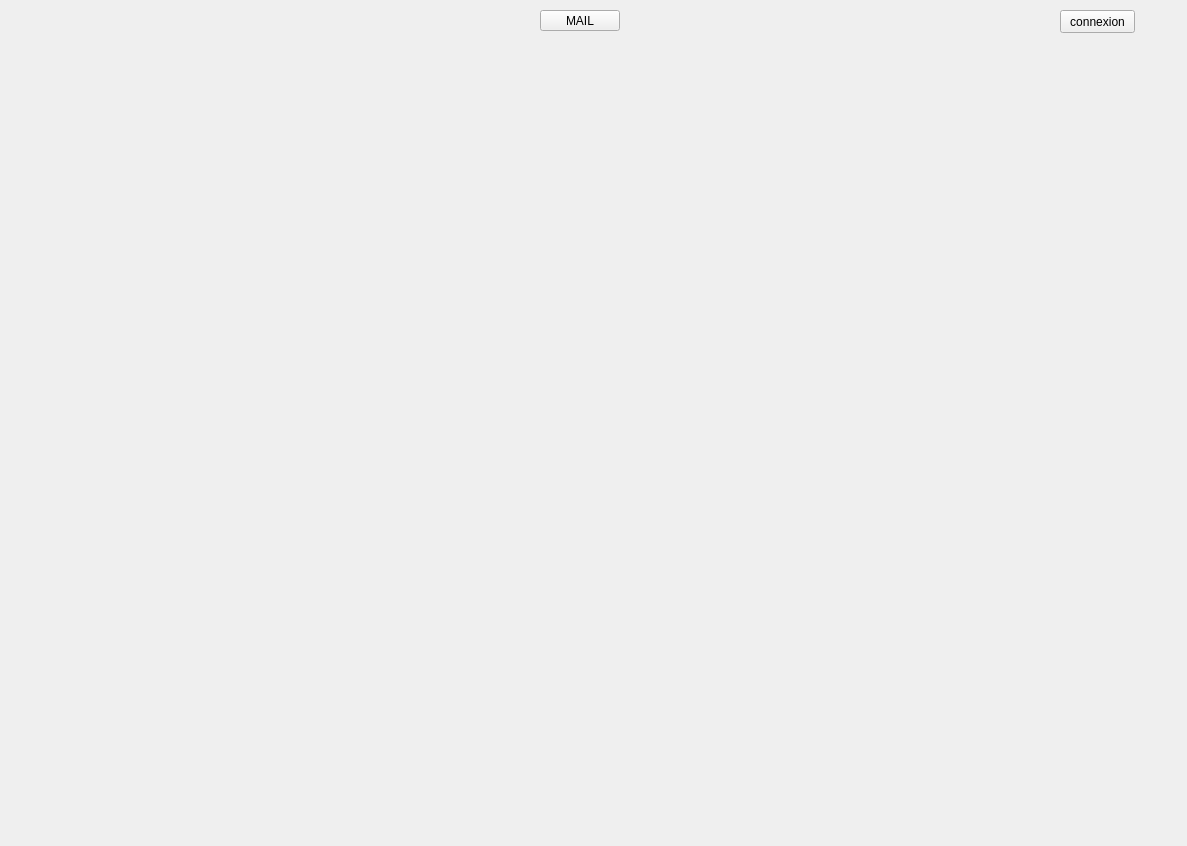
Qt form mainwindow.ui (worldroot/SmartUniversity) before a commit.
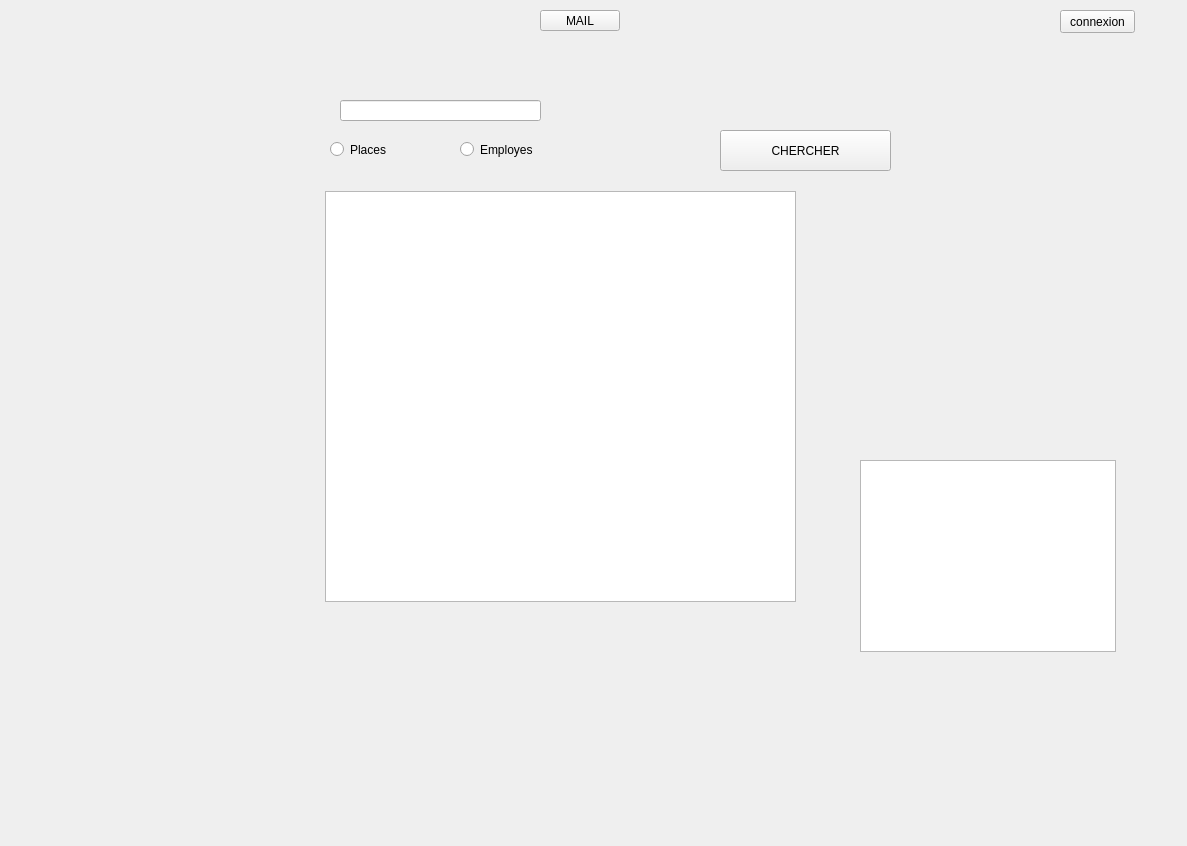
The same form after that commit. The open tabs and pages were chosen to show the change. Icons and pictures are not drawn.

```diff
--- a/mainwindow.ui
+++ b/mainwindow.ui
@@ -838,6 +838,100 @@
 
 }</string>
      </property>
+     <widget class="QRadioButton" name="radioButton">
+      <property name="geometry">
+       <rect>
+        <x>60</x>
+        <y>90</y>
+        <width>84</width>
+        <height>19</height>
+       </rect>
+      </property>
+      <property name="text">
+       <string>Places</string>
+      </property>
+     </widget>
+     <widget class="QRadioButton" name="radioButton_2">
+      <property name="geometry">
+       <rect>
+        <x>190</x>
+        <y>90</y>
+        <width>84</width>
+        <height>19</height>
+       </rect>
+      </property>
+      <property name="text">
+       <string>Employes</string>
+      </property>
+     </widget>
+     <widget class="QLineEdit" name="lineEdit_chercher">
+      <property name="geometry">
+       <rect>
+        <x>70</x>
+        <y>50</y>
+        <width>201</width>
+        <height>21</height>
+       </rect>
+      </property>
+     </widget>
+     <widget class="QPushButton" name="chercher">
+      <property name="geometry">
+       <rect>
+        <x>450</x>
+        <y>80</y>
+        <width>171</width>
+        <height>41</height>
+       </rect>
+      </property>
+      <property name="styleSheet">
+       <string notr="true">#Add_menus{
+background:none;
+border:transparent;
+background-repeat:none;
+padding-top: 0px;
+margin-top:0px;
+
+}
+
+#Add_menus:hover{
+background: rgba(204, 204, 204, 0.2);
+
+}
+
+#Add_menus::pressed{
+border-image:url(:);
+}
+
+         
+
+
+
+</string>
+      </property>
+      <property name="text">
+       <string>CHERCHER</string>
+      </property>
+     </widget>
+     <widget class="QTableView" name="tableView">
+      <property name="geometry">
+       <rect>
+        <x>55</x>
+        <y>141</y>
+        <width>471</width>
+        <height>411</height>
+       </rect>
+      </property>
+     </widget>
+     <widget class="QGraphicsView" name="graphicsView">
+      <property name="geometry">
+       <rect>
+        <x>590</x>
+        <y>410</y>
+        <width>256</width>
+        <height>192</height>
+       </rect>
+      </property>
+     </widget>
     </widget>
    </widget>
    <widget class="QPushButton" name="SendMail">
```
Left out of the diff: 28 changed lines with no effect on the pictures.
